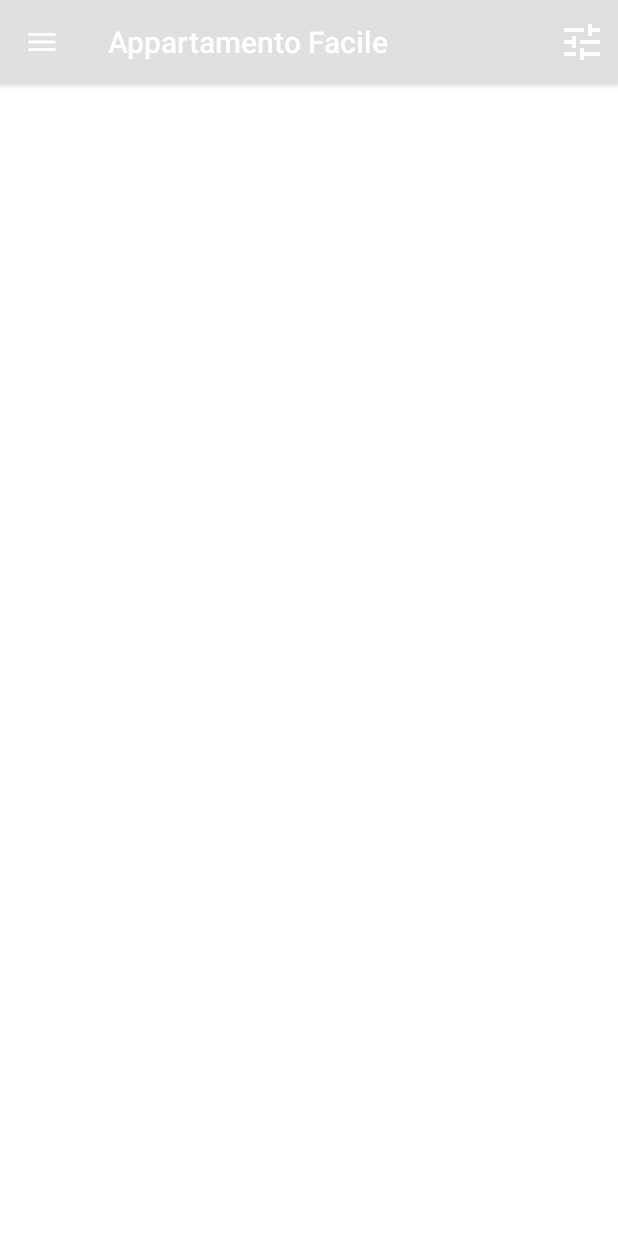
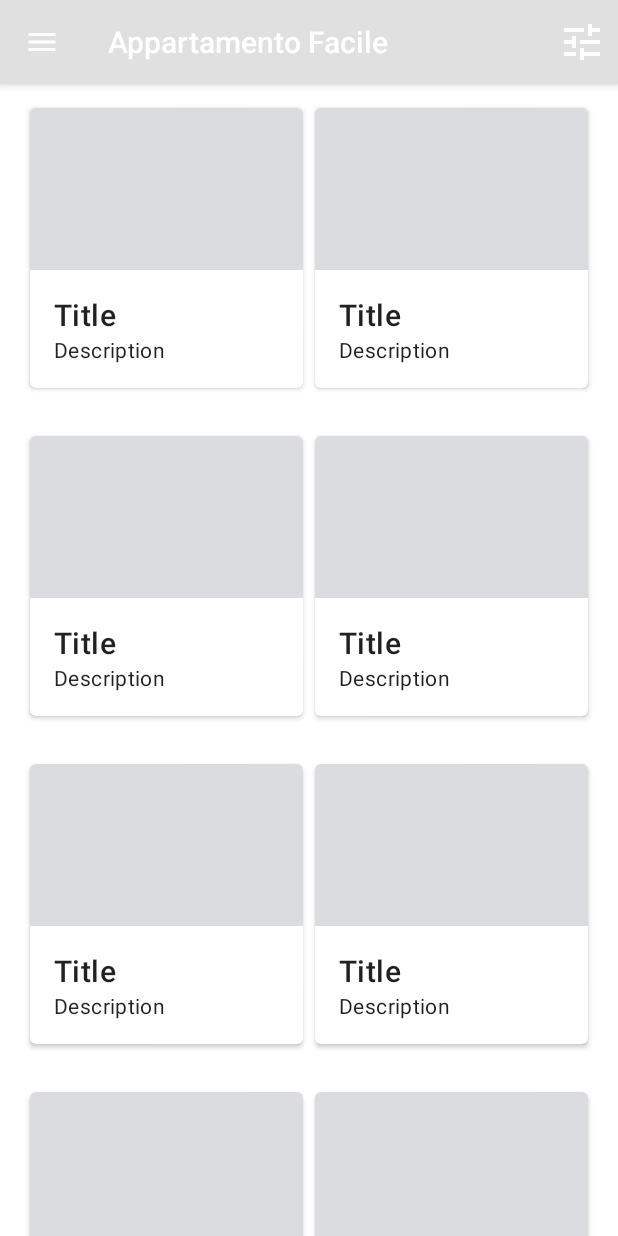
Before and after one commit to Sempro97/AppartamentoFacile, an Android app: the fragment ProductGridFragment placed in its activity, on a phone screen of 412 x 824 dp. Run offline under Robolectric (Android 15) with nearby library versions, the phone set to English and light mode, and no system bars; our stand-ins replace Volley.

Commit message:
Create a grid of cards

```diff
--- a/app/src/main/AndroidManifest.xml
+++ b/app/src/main/AndroidManifest.xml
@@ -1,6 +1,9 @@
 <?xml version="1.0" encoding="utf-8"?>
 <manifest xmlns:android="http://schemas.android.com/apk/res/android"
     package="com.example.appartamentofacile">
+
+    <uses-permission android:name="android.permission.INTERNET" />
+    <uses-permission android:name="android.permission.ACCESS_NETWORK_STATE" />
 
     <application
         android:allowBackup="true"
@@ -8,6 +11,7 @@
         android:label="@string/af_app_name"
         android:roundIcon="@mipmap/ic_launcher_round"
         android:supportsRtl="true"
+        android:name=".application.AFApplication"
         android:theme="@style/Theme.AffittoFacile">
         <activity android:name=".MainActivity">
             <intent-filter>
--- /dev/null
+++ b/app/src/main/java/com/example/appartamentofacile/ApartamentCardRecyclerViewAdapter.java
@@ -0,0 +1,44 @@
+package com.example.appartamentofacile;
+
+import android.view.LayoutInflater;
+import android.view.View;
+import android.view.ViewGroup;
+
+import androidx.annotation.NonNull;
+import androidx.recyclerview.widget.RecyclerView;
+
+import com.example.appartamentofacile.network.ImageRequester;
+import com.example.appartamentofacile.network.ProductEntry;
+
+import java.util.List;
+
+/**
+ * Adapter used to show a simple grid of products.
+ */
+public class ApartamentCardRecyclerViewAdapter extends RecyclerView.Adapter<ApartamentCardViewHolder> {
+
+    private List<ProductEntry> productList;
+    private ImageRequester imageRequester;
+
+    ApartamentCardRecyclerViewAdapter(List<ProductEntry> productList) {
+        this.productList = productList;
+        imageRequester = ImageRequester.getInstance();
+    }
+
+    @NonNull
+    @Override
+    public ApartamentCardViewHolder onCreateViewHolder(@NonNull ViewGroup parent, int viewType) {
+        View layoutView = LayoutInflater.from(parent.getContext()).inflate(R.layout.af_apartament_card, parent, false);
+        return new ApartamentCardViewHolder(layoutView);
+    }
+
+    @Override
+    public void onBindViewHolder(@NonNull ApartamentCardViewHolder holder, int position) {
+        // TODO: Put ViewHolder binding code here in MDC-102
+    }
+
+    @Override
+    public int getItemCount() {
+        return productList.size();
+    }
+}
--- /dev/null
+++ b/app/src/main/java/com/example/appartamentofacile/ApartamentCardViewHolder.java
@@ -0,0 +1,14 @@
+package com.example.appartamentofacile;
+
+import android.view.View;
+
+import androidx.annotation.NonNull;
+import androidx.recyclerview.widget.RecyclerView;
+
+public class ApartamentCardViewHolder extends RecyclerView.ViewHolder {
+
+    public ApartamentCardViewHolder(@NonNull View itemView) {
+        super(itemView);
+        //TODO: Find and store views from itemView
+    }
+}
--- /dev/null
+++ b/app/src/main/java/com/example/appartamentofacile/ApartamentGridItemDecoration.java
@@ -0,0 +1,29 @@
+package com.example.appartamentofacile;
+
+import android.graphics.Rect;
+import android.view.View;
+
+import androidx.recyclerview.widget.RecyclerView;
+
+/**
+ * Custom item decoration for a vertical {@link ProductGridFragment} {@link RecyclerView}. Adds a
+ * small amount of padding to the left of grid items, and a large amount of padding to the right.
+ */
+public class ApartamentGridItemDecoration extends RecyclerView.ItemDecoration {
+    private int largePadding;
+    private int smallPadding;
+
+    public ApartamentGridItemDecoration(int largePadding, int smallPadding) {
+        this.largePadding = largePadding;
+        this.smallPadding = smallPadding;
+    }
+
+    @Override
+    public void getItemOffsets(Rect outRect, View view,
+                               RecyclerView parent, RecyclerView.State state) {
+        outRect.left = smallPadding;
+        outRect.right = smallPadding;
+        outRect.top = largePadding;
+        outRect.bottom = largePadding;
+    }
+}
--- a/app/src/main/java/com/example/appartamentofacile/ProductGridFragment.java
+++ b/app/src/main/java/com/example/appartamentofacile/ProductGridFragment.java
@@ -11,6 +11,10 @@ import androidx.appcompat.widget.Toolbar;
 import androidx.annotation.NonNull;
 import androidx.appcompat.app.AppCompatActivity;
 import androidx.fragment.app.Fragment;
+import androidx.recyclerview.widget.GridLayoutManager;
+import androidx.recyclerview.widget.RecyclerView;
+
+import com.example.appartamentofacile.network.ProductEntry;
 
 public class ProductGridFragment extends Fragment {
 
@@ -27,6 +31,18 @@ public class ProductGridFragment extends Fragment {
         View view = inflater.inflate(R.layout.af_product_grid_fragment, container, false);
 
         setUpToolbar(view);
+
+
+        // Set up the RecyclerView
+        RecyclerView recyclerView = view.findViewById(R.id.recycler_view);
+        recyclerView.setHasFixedSize(true);
+        recyclerView.setLayoutManager(new GridLayoutManager(getContext(), 2, GridLayoutManager.VERTICAL, false));
+        ApartamentCardRecyclerViewAdapter adapter = new ApartamentCardRecyclerViewAdapter(
+                ProductEntry.initProductEntryList(getResources()));
+        recyclerView.setAdapter(adapter);
+        int largePadding = getResources().getDimensionPixelSize(R.dimen.shr_product_grid_spacing);
+        int smallPadding = getResources().getDimensionPixelSize(R.dimen.shr_product_grid_spacing_small);
+        recyclerView.addItemDecoration(new ApartamentGridItemDecoration(largePadding, smallPadding));
 
         return view;
     }
--- /dev/null
+++ b/app/src/main/java/com/example/appartamentofacile/network/ImageRequester.java
@@ -0,0 +1,79 @@
+package com.example.appartamentofacile.network;
+
+import android.content.Context;
+import android.graphics.Bitmap;
+import android.util.DisplayMetrics;
+import android.util.LruCache;
+
+import com.android.volley.RequestQueue;
+import com.android.volley.toolbox.ImageLoader;
+import com.android.volley.toolbox.NetworkImageView;
+import com.android.volley.toolbox.Volley;
+import com.example.appartamentofacile.application.AFApplication;
+
+
+/**
+ * Class that handles image requests using Volley.
+ */
+public class ImageRequester {
+    private static ImageRequester instance = null;
+    private final Context context;
+    private final RequestQueue requestQueue;
+    private final ImageLoader imageLoader;
+    private final int maxByteSize;
+
+    private ImageRequester() {
+        context = AFApplication.getAppContext();
+        this.requestQueue = Volley.newRequestQueue(context);
+        this.requestQueue.start();
+        this.maxByteSize = calculateMaxByteSize();
+        this.imageLoader =
+                new ImageLoader(
+                        requestQueue,
+                        new ImageLoader.ImageCache() {
+                            private final LruCache<String, Bitmap> lruCache =
+                                    new LruCache<String, Bitmap>(maxByteSize) {
+                                        @Override
+                                        protected int sizeOf(String url, Bitmap bitmap) {
+                                            return bitmap.getByteCount();
+                                        }
+                                    };
+
+                            @Override
+                            public synchronized Bitmap getBitmap(String url) {
+                                return lruCache.get(url);
+                            }
+
+                            @Override
+                            public synchronized void putBitmap(String url, Bitmap bitmap) {
+                                lruCache.put(url, bitmap);
+                            }
+                        });
+    }
+
+    /**
+     * Get a static instance of ImageRequester
+     */
+    public static ImageRequester getInstance() {
+        if (instance == null) {
+            instance = new ImageRequester();
+        }
+        return instance;
+    }
+
+    /**
+     * Sets the image on the given {@link NetworkImageView} to the image at the given URL
+     *
+     * @param networkImageView {@link NetworkImageView} to set image on
+     * @param url              URL of the image
+     */
+    public void setImageFromUrl(NetworkImageView networkImageView, String url) {
+        networkImageView.setImageUrl(url, imageLoader);
+    }
+
+    private int calculateMaxByteSize() {
+        DisplayMetrics displayMetrics = context.getResources().getDisplayMetrics();
+        final int screenBytes = displayMetrics.widthPixels * displayMetrics.heightPixels * 4;
+        return screenBytes * 3;
+    }
+}
--- /dev/null
+++ b/app/src/main/java/com/example/appartamentofacile/network/ProductEntry.java
@@ -0,0 +1,71 @@
+package com.example.appartamentofacile.network;
+
+import android.content.res.Resources;
+import android.net.Uri;
+import android.util.Log;
+
+import com.example.appartamentofacile.R;
+import com.google.gson.Gson;
+import com.google.gson.reflect.TypeToken;
+
+import java.io.BufferedReader;
+import java.io.IOException;
+import java.io.InputStream;
+import java.io.InputStreamReader;
+import java.io.Reader;
+import java.io.StringWriter;
+import java.io.Writer;
+import java.lang.reflect.Type;
+import java.util.ArrayList;
+import java.util.List;
+
+/**
+ * A product entry in the list of products.
+ */
+public class ProductEntry {
+    private static final String TAG = ProductEntry.class.getSimpleName();
+
+    public final String title;
+    public final Uri dynamicUrl;
+    public final String url;
+    public final String price;
+    public final String description;
+
+    public ProductEntry(
+            String title, String dynamicUrl, String url, String price, String description) {
+        this.title = title;
+        this.dynamicUrl = Uri.parse(dynamicUrl);
+        this.url = url;
+        this.price = price;
+        this.description = description;
+    }
+
+    /**
+     * Loads a raw JSON at R.raw.products and converts it into a list of ProductEntry objects
+     */
+    public static List<ProductEntry> initProductEntryList(Resources resources) {
+        InputStream inputStream = resources.openRawResource(R.raw.products);
+        Writer writer = new StringWriter();
+        char[] buffer = new char[1024];
+        try {
+            Reader reader = new BufferedReader(new InputStreamReader(inputStream, "UTF-8"));
+            int pointer;
+            while ((pointer = reader.read(buffer)) != -1) {
+                writer.write(buffer, 0, pointer);
+            }
+        } catch (IOException exception) {
+            Log.e(TAG, "Error writing/reading from the JSON file.", exception);
+        } finally {
+            try {
+                inputStream.close();
+            } catch (IOException exception) {
+                Log.e(TAG, "Error closing the input stream.", exception);
+            }
+        }
+        String jsonProductsString = writer.toString();
+        Gson gson = new Gson();
+        Type productListType = new TypeToken<ArrayList<ProductEntry>>() {
+        }.getType();
+        return gson.fromJson(jsonProductsString, productListType);
+    }
+}
--- /dev/null
+++ b/app/src/main/res/layout/af_apartament_card.xml
@@ -0,0 +1,43 @@
+<?xml version="1.0" encoding="utf-8"?>
+<com.google.android.material.card.MaterialCardView xmlns:android="http://schemas.android.com/apk/res/android"
+    xmlns:app="http://schemas.android.com/apk/res-auto"
+    android:layout_width="match_parent"
+    android:layout_height="wrap_content"
+    app:cardBackgroundColor="@android:color/white"
+    app:cardElevation="2dp"
+    app:cardPreventCornerOverlap="true">
+
+    <LinearLayout
+        android:layout_width="match_parent"
+        android:layout_height="wrap_content"
+        android:orientation="vertical">
+
+        <com.android.volley.toolbox.NetworkImageView
+            android:id="@+id/product_image"
+            android:layout_width="match_parent"
+            android:layout_height="@dimen/shr_product_card_image_height"
+            android:background="?attr/colorPrimaryDark"
+            android:scaleType="centerCrop" />
+
+        <LinearLayout
+            android:layout_width="match_parent"
+            android:layout_height="wrap_content"
+            android:orientation="vertical"
+            android:padding="16dp">
+
+            <TextView
+                android:id="@+id/product_title"
+                android:layout_width="match_parent"
+                android:layout_height="wrap_content"
+                android:text="@string/af_product_title"
+                android:textAppearance="?attr/textAppearanceHeadline6" />
+
+            <TextView
+                android:id="@+id/product_price"
+                android:layout_width="match_parent"
+                android:layout_height="wrap_content"
+                android:text="@string/af_product_description"
+                android:textAppearance="?attr/textAppearanceBody2" />
+        </LinearLayout>
+    </LinearLayout>
+</com.google.android.material.card.MaterialCardView>
--- a/app/src/main/res/layout/af_product_grid_fragment.xml
+++ b/app/src/main/res/layout/af_product_grid_fragment.xml
@@ -19,4 +19,20 @@
             app:navigationIcon="@drawable/af_menu" />
     </com.google.android.material.appbar.AppBarLayout>
 
+    <androidx.core.widget.NestedScrollView
+        android:layout_width="match_parent"
+        android:layout_height="match_parent"
+        android:layout_marginTop="56dp"
+        android:background="@color/productGridBackgroundColor"
+        android:paddingStart="@dimen/shr_product_grid_spacing"
+        android:paddingEnd="@dimen/shr_product_grid_spacing"
+        app:layout_behavior="@string/appbar_scrolling_view_behavior">
+
+        <androidx.recyclerview.widget.RecyclerView
+            android:id="@+id/recycler_view"
+            android:layout_width="match_parent"
+            android:layout_height="match_parent" />
+
+    </androidx.core.widget.NestedScrollView>
+
 </FrameLayout>
--- a/app/src/main/res/values/strings.xml
+++ b/app/src/main/res/values/strings.xml
@@ -6,4 +6,6 @@
     <string name="shr_button_cancel">cancel</string>
     <string name="shr_error_password">Password must contain at least 8 characters.</string>
     <string name="af_filter_title">Filter</string>
+    <string name="af_product_title">Title</string>
+    <string name="af_product_description">Description</string>
 </resources>
```
Also changed, not shown: app/src/main/java/com/example/appartamentofacile/application/AFApplication.java (added, +32 -0 lines), app/src/main/res/raw/products.json (added, +192 -0 lines), app/src/main/res/values/dimens.xml (added, +19 -0 lines).
